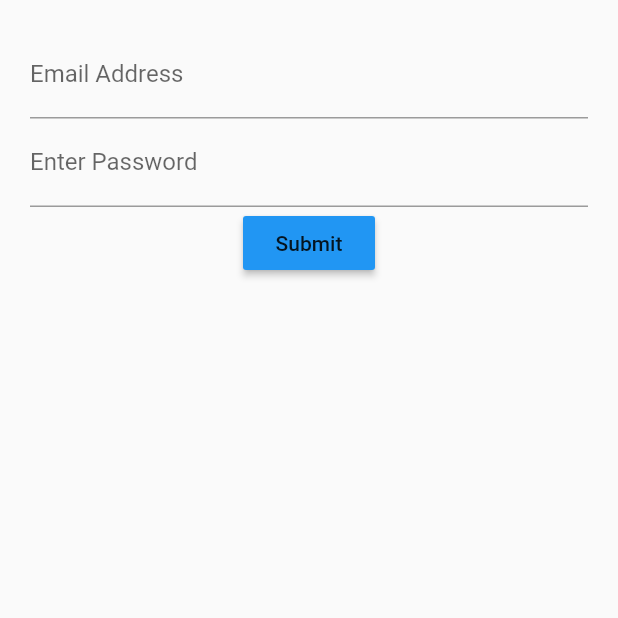
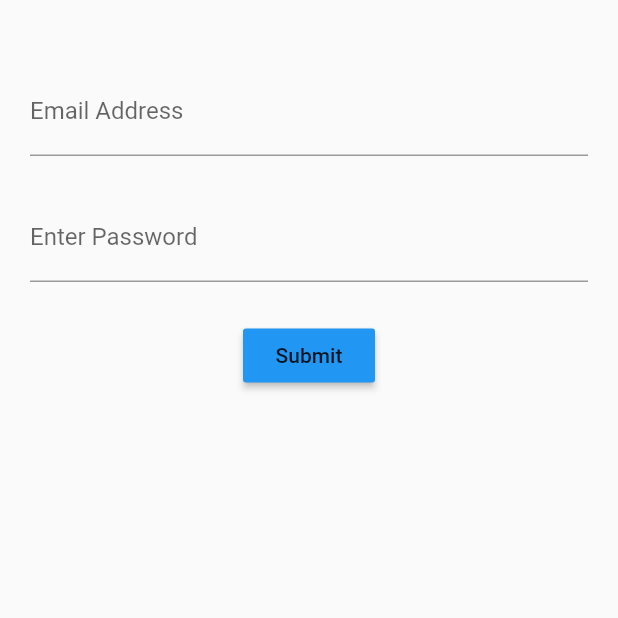
Before and after one commit to duliodenis/login-stateful, a Flutter app: the screen it shows after launch, on a phone screen of 412 x 824 dp, the top half of it. Run offline on Flutter 3.47's test engine with Material 2 defaults, Android fonts, the phone set to English and light mode, and no system bars.

Commit message:
Layout Controls in a Column with Container margins

```diff
--- a/login_stateful/lib/src/screens/login_screen.dart
+++ b/login_stateful/lib/src/screens/login_screen.dart
@@ -13,8 +13,11 @@ class LoginScreenState extends State<LoginScreen> {
       child: Form(
          child: Column(
            children: [
+             Container(margin: EdgeInsets.only(top: 25.0)),
              emailField(),
+             Container(margin: EdgeInsets.only(top: 25.0)),
              passwordField(),
+             Container(margin: EdgeInsets.only(top: 25.0)),
              submitButton(),
            ],
          )
```
Also changed, not shown: 2 other files.
